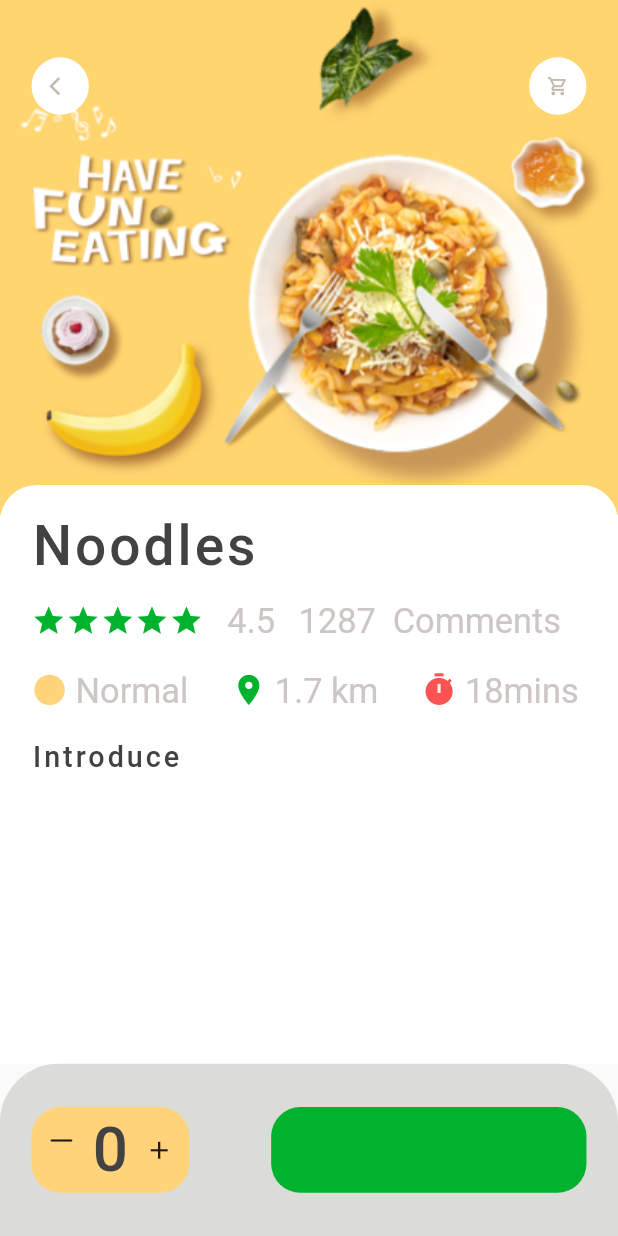
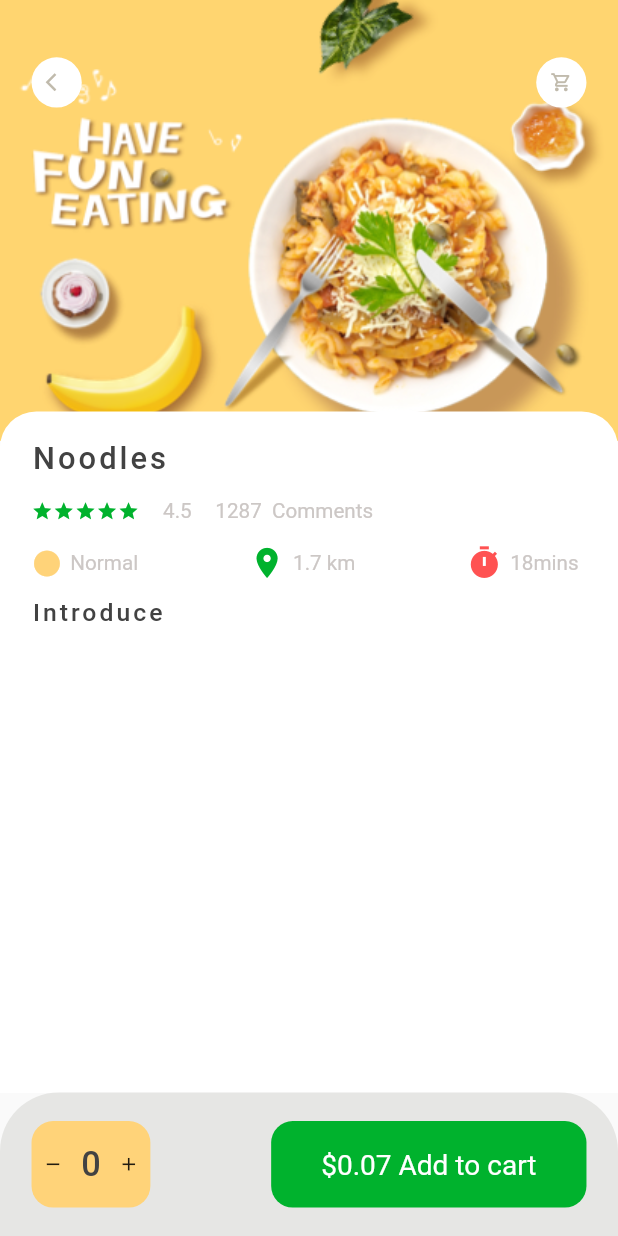
Before and after one commit to DARK-PROGRAMMER-I/Food-Delivery-Application, a Flutter app: the screen it shows after launch, on a phone screen of 412 x 824 dp. Run offline on Flutter 3.47's test engine with Material 2 defaults, Android fonts, the phone set to English and light mode, and no system bars; our stand-ins replace dots_indicator, get.

Commit message:
Done modifications.

```diff
--- a/lib/pages/home/homePageBody.dart
+++ b/lib/pages/home/homePageBody.dart
@@ -67,11 +67,11 @@ class _HomePageBodyState extends State<HomePageBody> {
               SizedBox(width: Dimensions.width5,),
               Container(
                   margin: EdgeInsets.only(bottom: 2),
-                  child: SmallText('.' , 15, Colors.black)),
+                  child: SmallText(name: '.' , size:15, color: Colors.black)),
               SizedBox(width: Dimensions.width5,),
               Container(
                   margin: EdgeInsets.only(top: 2),
-                  child: SmallText(' Food pricing'))
+                  child: SmallText(name: ' Food pricing'))
             ],
           ),
         ),
@@ -122,9 +122,10 @@ class _HomePageBodyState extends State<HomePageBody> {
                             children: [
                               BigText(name: 'Nutrius Fruit Meal for Dinner'),
                               SizedBox(height: Dimensions.height5,),
-                              SmallText('With chines characteristics'),
+                              SmallText(name: 'With chines characteristics'),
                               SizedBox(height: Dimensions.height5,),
                               Row(
+                                mainAxisAlignment: MainAxisAlignment.spaceBetween,
                                 children: [
                                   IconAndText(
                                     iconSize: Dimensions.icon20,
@@ -222,9 +223,9 @@ class _HomePageBodyState extends State<HomePageBody> {
                             spacing: 5,
                             children: [
                               SizedBox(width: Dimensions.width5,),
-                              SmallText('4.5', Dimensions.height12 ),
+                              SmallText(name: '4.5', size:  Dimensions.height12 ),
 
-                              SmallText('1287  comments', Dimensions.height12)
+                              SmallText(name:'1287  comments', size:Dimensions.height12)
                             ],
                           )
 
--- a/lib/pages/home/homePageFood.dart
+++ b/lib/pages/home/homePageFood.dart
@@ -36,7 +36,7 @@ class _FoodHomePageState extends State<FoodHomePage> {
                         Row(
                           // crossAxisAlignment: CrossAxisAlignment.start,
                           children: [
-                            SmallText('Islamabad', 15 ,Colors.black54),
+                            SmallText(name: 'Islamabad',size:  15 ,color: Colors.black54),
                             IconButton(
                               // iconSize: 20,
                                 splashColor: AppColors.mainWhiteColor,
--- a/lib/pages/popularFood.dart
+++ b/lib/pages/popularFood.dart
@@ -27,7 +27,7 @@ class _PopularFoodPageState extends State<PopularFoodPage> {
               right: 0,
                 left: 0,
                 child: Container(
-                  height: Dimensions.height350,
+                  height: Dimensions.height300,
                   width: double.maxFinite,
                   decoration: BoxDecoration(
                       image: DecorationImage(
@@ -46,11 +46,11 @@ class _PopularFoodPageState extends State<PopularFoodPage> {
                 children: [
                   IconsBack(
                     icon: Icons.arrow_back_ios,
-                    size: Dimensions.height40,
+                    size: Dimensions.height35,
                   ),
                   IconsBack(
                     icon: Icons.shopping_cart_outlined,
-                    size: Dimensions.height40,
+                    size: Dimensions.height35,
                   ),
                 ],
               ),
@@ -58,7 +58,7 @@ class _PopularFoodPageState extends State<PopularFoodPage> {
             Positioned(
                 left: 0,
                 right: 0,
-                top: Dimensions.height350 -20,
+                top: Dimensions.height300 -20,
                 child: Container(
                   height: Dimensions.height515,
                   padding: EdgeInsets.only(left: Dimensions.width20, right: Dimensions.width20),
@@ -70,8 +70,8 @@ class _PopularFoodPageState extends State<PopularFoodPage> {
                     crossAxisAlignment: CrossAxisAlignment.start,
                     children: [
                       AppColumn(text: 'Noodles', ),
-                      SizedBox(height: Dimensions.height20,),
-                      BigText(name: 'Introduce'),
+                      SizedBox(height: Dimensions.height12,),
+                      BigText(name: 'Introduce', size: Dimensions.height18),
                     ],
                   )
 
@@ -82,8 +82,8 @@ class _PopularFoodPageState extends State<PopularFoodPage> {
           ],),
 
         bottomNavigationBar: Container(
-          height: Dimensions.height120,
-          padding: EdgeInsets.symmetric(horizontal: Dimensions.width20, vertical: Dimensions.height30),
+          height: Dimensions.height100,
+          padding: EdgeInsets.symmetric(horizontal: Dimensions.width20, vertical: Dimensions.height15),
           decoration: BoxDecoration(
             color: AppColors.buttonBackgroundColor,
             borderRadius: BorderRadius.only(
@@ -95,29 +95,39 @@ class _PopularFoodPageState extends State<PopularFoodPage> {
             mainAxisAlignment: MainAxisAlignment.spaceBetween,
             children: [
               Container(
-                width: Dimensions.width100,
-                height: Dimensions.height100,
+                width: Dimensions.width75,
+                height: Dimensions.height60,
                 decoration: BoxDecoration(
                   color: AppColors.yellowColor,
-                  borderRadius: BorderRadius.circular(Dimensions.radius20)
+                  borderRadius: BorderRadius.circular(Dimensions.radius15)
                 ),
                 child: Row(
-                  mainAxisAlignment: MainAxisAlignment.spaceEvenly,
+
+                  // crossAxisAlignment: CrossAxisAlignment.center,
+                  mainAxisAlignment: MainAxisAlignment.center,
                   children: [
-                    Icon(Icons.maximize_rounded, size: Dimensions.icon20,),
-                    BigText(name: '0', size: Dimensions.height45,),
-                    Icon(Icons.add, size: Dimensions.icon20),
+                    Icon(Icons.remove, size: Dimensions.icon15,),
+                    SizedBox(width: Dimensions.width10,),
+                    BigText(name: '0', size: Dimensions.height25,),
+                    SizedBox(width: Dimensions.width10,),
+                    Icon(Icons.add, size: Dimensions.icon15),
 
                   ],
                 ),
               ),
               Container(
                 width: Dimensions.width200,
-                // height: Dimensions.height100,
+                height: Dimensions.height60,
                 decoration: BoxDecoration(
                     color: AppColors.mainColor,
-                    borderRadius: BorderRadius.circular(Dimensions.radius20)
+                    borderRadius: BorderRadius.circular(Dimensions.radius15)
                 ),
+                child: Center(
+                    child: SmallText(
+                        name: '\$0.07 Add to cart',
+                        color: AppColors.mainWhiteColor,
+                        size: Dimensions.height20,
+                    )),
               )
             ],
           ),
--- a/lib/utils/colors.dart
+++ b/lib/utils/colors.dart
@@ -9,7 +9,7 @@ class AppColors{
   static final Color iconColor1 = const Color(0xFFffd28d);
   static final Color iconColor2 = const Color(0xFFfcab88);
   static final Color paraColor = const Color(0xFF8f837f);
-  static final Color buttonBackgroundColor= const Color(0xffdbdbd8);
+  static final Color buttonBackgroundColor= const Color(0xffe6e6e4);
   static final Color signColor = const Color(0xFFa9a29f);
   static final Color titleColor = const Color(0xFF5c524f);
   static final Color mainBlackColor =  Color(0xFF424242);
--- a/lib/utils/dimensions.dart
+++ b/lib/utils/dimensions.dart
@@ -48,16 +48,19 @@ class Dimensions{
   static double width120 = pageWidth / 3.2;
   static double width200 = pageWidth / 1.96;
   static double width210 = pageWidth / 1.86 ;
+  static double width75 = pageWidth / 5.2 ;
 
 // Text size
-  static double bigText= pageHeight / 43;
-  static double smallText = pageHeight / 70;
+  static double bigText= pageHeight / 40;
+  static double smallText = pageHeight / 60;
   // For radius
   static double radius20 = pageHeight / 42.2;
   static double radius10 = pageHeight / 86.2;
   static double radius25 = pageHeight / 34;
   static double radius15 = pageHeight / 57.4;
   // icons size
+  static double icon15 = pageHeight /57.3 ;
+  static double icon18 = pageHeight /47.8 ;
   static double icon20 = pageHeight /42.0 ;
   static double icon24 = pageHeight /35.9 ;
   // square
--- a/lib/widgets/app_column.dart
+++ b/lib/widgets/app_column.dart
@@ -16,7 +16,7 @@ class AppColumn extends StatelessWidget {
       children: [
         Container(
             margin: EdgeInsets.only(top: Dimensions.height20),
-            child: BigText(name: "$text", size: Dimensions.height40,)
+            child: BigText(name: "$text", )
         ),
         SizedBox(
           height: Dimensions.height15,
@@ -25,26 +25,27 @@ class AppColumn extends StatelessWidget {
             children: [
               Wrap(
                 children: List.generate( 5, (index) =>
-                    Icon(Icons.star, color: AppColors.mainColor, size: Dimensions.icon24,)
+                    Icon(Icons.star, color: AppColors.mainColor, size: Dimensions.icon15,)
                 ),
               ),
               Wrap(
+                // spacing: Dimensions.width10,
                 children: [
                   SizedBox(width: Dimensions.width15,),
-                  SmallText("4.5", Dimensions.height25, ),
+                  SmallText(name: "4.5",size:  Dimensions.height15, ),
                   SizedBox(width:  Dimensions.width15,),
-                  SmallText("1287  Comments", Dimensions.height25, ),
+                  SmallText(name: "1287  Comments", size:Dimensions.height15, ),
                 ],
               ),
             ]
         ),
-        SizedBox(height: Dimensions.height20
+        SizedBox(height: Dimensions.height15
           ,),
         Row(
           mainAxisAlignment: MainAxisAlignment.spaceBetween,
           children: [
             IconAndText(
-              iconSize: Dimensions.icon24,
+              iconSize: Dimensions.icon20,
               icon: Icons.circle,
               text: 'Normal',
               iconColor: AppColors.yellowColor,
--- a/lib/widgets/icon_and_text.dart
+++ b/lib/widgets/icon_and_text.dart
@@ -22,7 +22,7 @@ class IconAndText extends StatelessWidget {
       children: [
         Icon(icon, color: iconColor, size: ((Dimensions.pageWidth) /(392/iconSize)),),
         SizedBox(width: Dimensions.width5,),
-        SmallText(text, Dimensions.height25),
+        SmallText(name: text, size: Dimensions.height15),
         SizedBox(width: Dimensions.width5,),
       ],
     );
--- a/lib/widgets/small_text.dart
+++ b/lib/widgets/small_text.dart
@@ -7,8 +7,11 @@ class SmallText extends StatelessWidget {
   Color color ;
   double size = 0;
   double height;
-  SmallText(this.name , [this.size = 0, this.color =const Color(0xFFccc7c5) ,
-    this.height = 1.2]);
+  SmallText(
+      {required this.name,
+      this.size = 0,
+      this.color = const Color(0xFFccc7c5),
+      this.height = 1.2});
   TextOverflow overflow = TextOverflow.ellipsis;
   @override
   Widget build(BuildContext context) {
```
